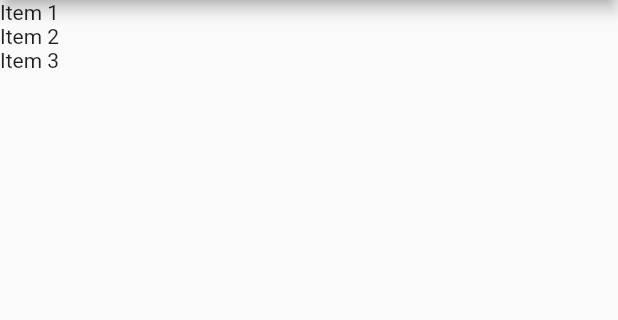
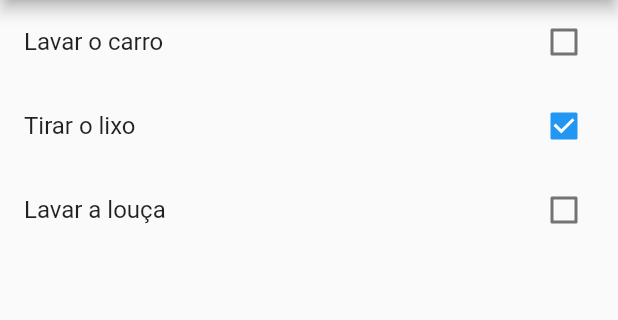
Before and after one commit to santoslucas11/todo, a Flutter app: the screen it shows after launch, on a phone screen of 412 x 824 dp, the part 84-404 px from its top. Run offline on Flutter 3.47's test engine with Material 2 defaults, Android fonts, the phone set to English and light mode, and no system bars.

```diff
--- a/lib/main.dart
+++ b/lib/main.dart
@@ -25,9 +25,9 @@ class HomePage extends StatefulWidget {
   HomePage() {
     items = [];
 
-    items.add(Item(title: "Item 1", done: false));
-    items.add(Item(title: "Item 2", done: true));
-    items.add(Item(title: "Item 3", done: false));
+    items.add(Item(title: "Lavar o carro", done: false));
+    items.add(Item(title: "Tirar o lixo", done: true));
+    items.add(Item(title: "Lavar a louça", done: false));
   }
 
   @override
@@ -44,7 +44,17 @@ class _HomePageState extends State<HomePage> {
       body: ListView.builder(
         itemCount: widget.items.length,
         itemBuilder: (BuildContext context, int index) {
-          return Text(widget.items[index].title);
+          final item = widget.items[index];
+          return CheckboxListTile(
+            title: Text(item.title),
+            key: Key(item.title),
+            value: item.done,
+            onChanged: (value) {
+              setState(() {
+                item.done = value;
+              });
+            },
+          );
         },
       ),
     );
```
